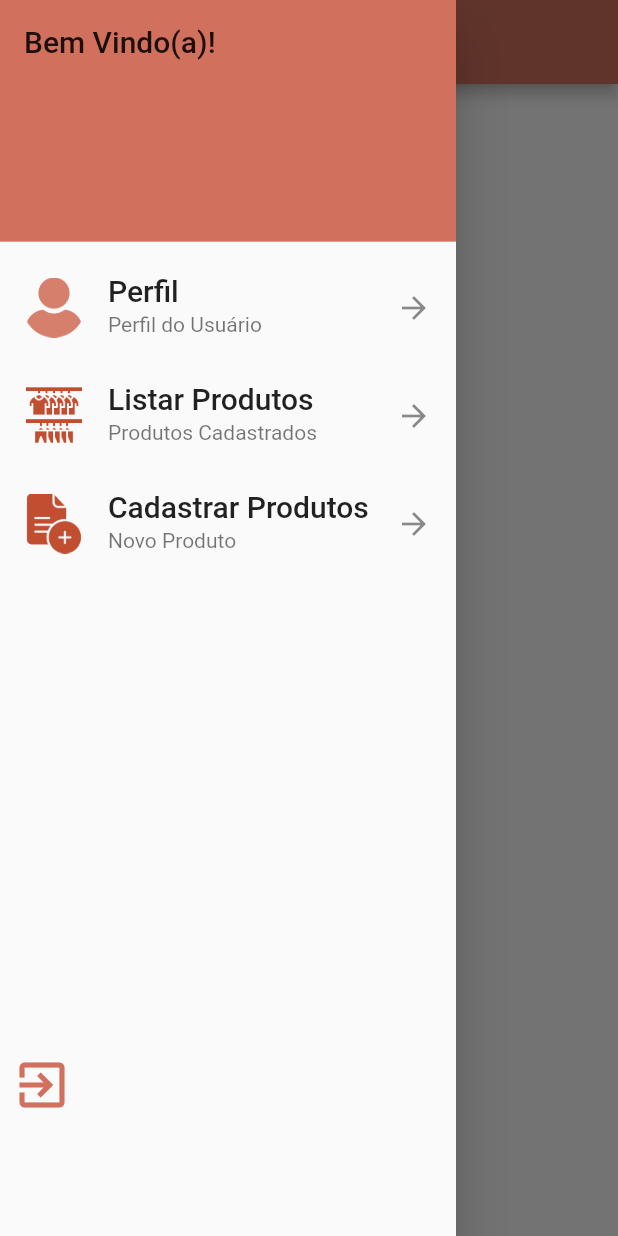
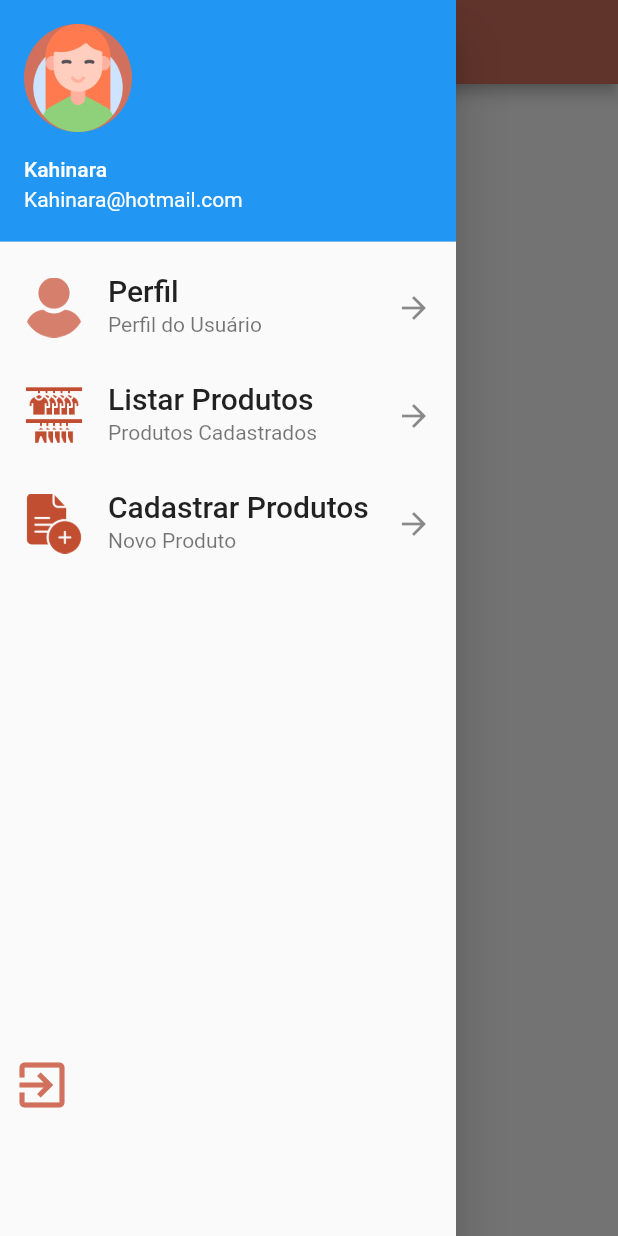
Before and after one commit to souzap371/kginger, a Flutter app: the screen it shows after launch, with the side drawer open, on a phone screen of 412 x 824 dp. Run offline on Flutter 3.47's test engine with Material 2 defaults, Android fonts, the phone set to English and light mode, and no system bars.

Commit message:
Icone, user e email em drawer

```diff
--- a/lib/pages/home_page.dart
+++ b/lib/pages/home_page.dart
@@ -29,15 +29,22 @@ class HomePage extends StatelessWidget {
         child: ListView(
           padding: EdgeInsets.zero,
           children: [
-            DrawerHeader(
-              decoration: BoxDecoration(
-                color: Color(0xFFd1715d),
-              ),
-              child: Text(
-                'Bem Vindo(a)!',
-                style: TextStyle(fontSize: 20),
+            UserAccountsDrawerHeader(
+              accountName: Text('Kahinara'),
+              accountEmail: Text('Kahinara@hotmail.com'),
+              currentAccountPicture: CircleAvatar(
+                child: Image.asset('images/mulher.png'),
+                backgroundColor: Color(0xFFd1715d),
               ),
             ),
+            // DrawerHeader(
+            //   decoration: BoxDecoration(
+            //   ),
+            //   child: Text(
+            //     'Bem Vindo(a)!',
+            //     style: TextStyle(fontSize: 20),
+            //   ),
+            // ),
             ListTile(
               title: Text(
                 'Perfil',
--- a/pubspec.yaml
+++ b/pubspec.yaml
@@ -68,6 +68,7 @@ flutter:
     - images/adicionar-ficheiro_editada.png
     - images/saida_editado.png
     - images/sair.png
+    - images/mulher.png
   #   - images/a_dot_ham.jpeg
 
   # An image asset can refer to one or more resolution-specific "variants", see
```
Also changed, not shown: images/mulher.png (added).
